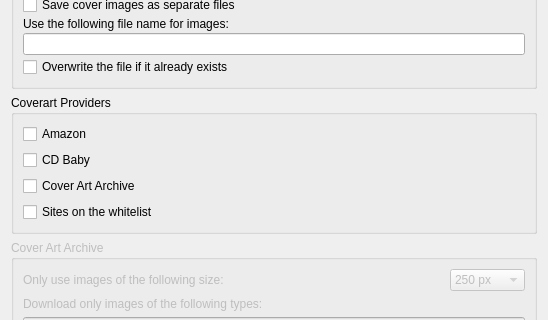
metabrainz/picard, file ui/options_cover.ui: the form before one commit; both pictures show x 0 to 548 and y 89 to 409 of the 548 by 523 pixel window.
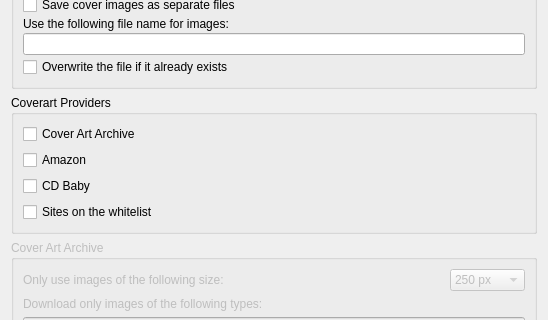
The form after the commit.

Commit message: Move Cover Art Archive at top of cover art providers list.

Diff of the .ui file:
```diff
--- a/ui/options_cover.ui
+++ b/ui/options_cover.ui
@@ -70,6 +70,13 @@
       <string>Coverart Providers</string>
      </property>
      <layout class="QVBoxLayout" name="verticalLayout_2">
+      <item>
+       <widget class="QCheckBox" name="caprovider_caa">
+        <property name="text">
+         <string>Cover Art Archive</string>
+        </property>
+       </widget>
+      </item>
       <item>
        <widget class="QCheckBox" name="caprovider_amazon">
         <property name="text">
@@ -84,13 +91,6 @@
         </property>
        </widget>
       </item>
-      <item>
-       <widget class="QCheckBox" name="caprovider_caa">
-        <property name="text">
-         <string>Cover Art Archive</string>
-        </property>
-       </widget>
-      </item>
       <item>
        <widget class="QCheckBox" name="caprovider_whitelist">
         <property name="text">
```
The commit also changes 1 other file.
